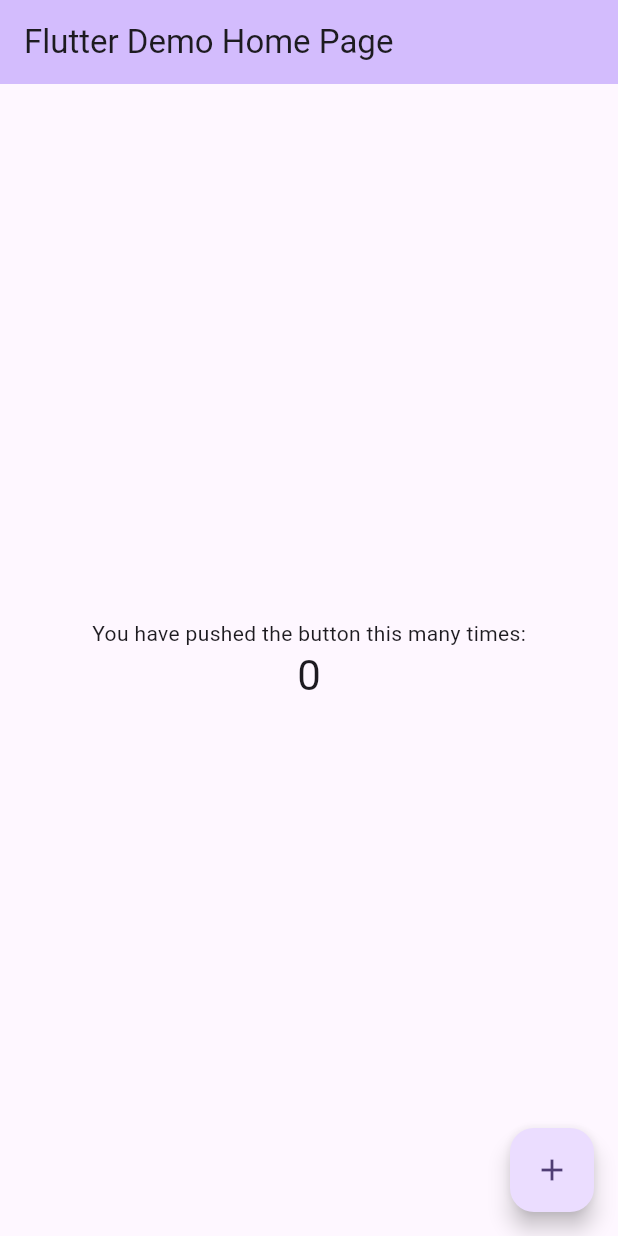
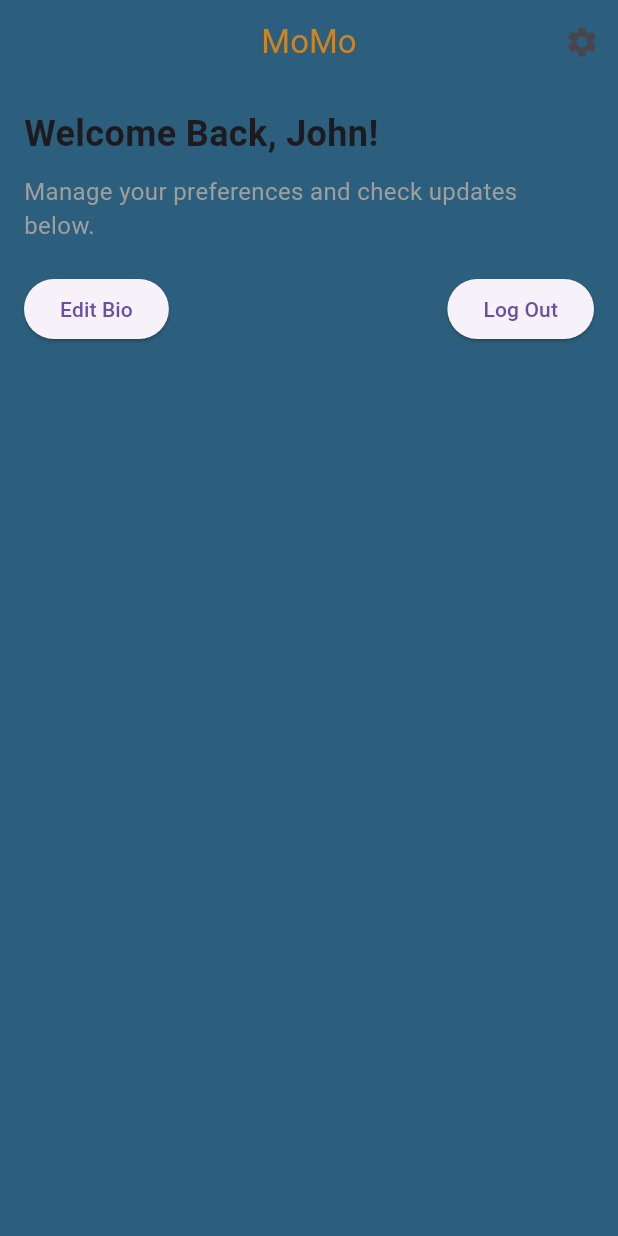
Before and after one commit to Tomiwa1234/momo_app, a Flutter app: the screen it shows after launch, on a phone screen of 412 x 824 dp. Run offline on Flutter 3.47's test engine with Material 3 defaults, Android fonts, the phone set to English and light mode, and no system bars.

Commit message:
Login page added

```diff
--- a/lib/main.dart
+++ b/lib/main.dart
@@ -1,7 +1,9 @@
 import 'package:flutter/material.dart';
+import 'pages/login_page.dart';
 
 void main() {
   runApp(const MyApp());
+  LoginPage();
 }
 
 class MyApp extends StatelessWidget {
@@ -11,7 +13,7 @@ class MyApp extends StatelessWidget {
   @override
   Widget build(BuildContext context) {
     return MaterialApp(
-      title: 'Flutter Demo',
+      title: 'MoMo App',
       theme: ThemeData(
         // This is the theme of your application.
         //
@@ -28,95 +30,10 @@ class MyApp extends StatelessWidget {
         //
         // This works for code too, not just values: Most code changes can be
         // tested with just a hot reload.
-        colorScheme: .fromSeed(seedColor: Colors.deepPurple),
+
       ),
-      home: const MyHomePage(title: 'Flutter Demo Home Page'),
+      home: LoginPage(),
+
     );
   }
 }
-
-class MyHomePage extends StatefulWidget {
-  const MyHomePage({super.key, required this.title});
-
-  // This widget is the home page of your application. It is stateful, meaning
-  // that it has a State object (defined below) that contains fields that affect
-  // how it looks.
-
-  // This class is the configuration for the state. It holds the values (in this
-  // case the title) provided by the parent (in this case the App widget) and
-  // used by the build method of the State. Fields in a Widget subclass are
-  // always marked "final".
-
-  final String title;
-
-  @override
-  State<MyHomePage> createState() => _MyHomePageState();
-}
-
-class _MyHomePageState extends State<MyHomePage> {
-  int _counter = 0;
-
-  void _incrementCounter() {
-    setState(() {
-      // This call to setState tells the Flutter framework that something has
-      // changed in this State, which causes it to rerun the build method below
-      // so that the display can reflect the updated values. If we changed
-      // _counter without calling setState(), then the build method would not be
-      // called again, and so nothing would appear to happen.
-      _counter++;
-    });
-  }
-
-  @override
-  Widget build(BuildContext context) {
-    // This method is rerun every time setState is called, for instance as done
-    // by the _incrementCounter method above.
-    //
-    // The Flutter framework has been optimized to make rerunning build methods
-    // fast, so that you can just rebuild anything that needs updating rather
-    // than having to individually change instances of widgets.
-    return Scaffold(
-      appBar: AppBar(
-        // TRY THIS: Try changing the color here to a specific color (to
-        // Colors.amber, perhaps?) and trigger a hot reload to see the AppBar
-        // change color while the other colors stay the same.
-        backgroundColor: Theme.of(context).colorScheme.inversePrimary,
-        // Here we take the value from the MyHomePage object that was created by
-        // the App.build method, and use it to set our appbar title.
-        title: Text(widget.title),
-      ),
-      body: Center(
-        // Center is a layout widget. It takes a single child and positions it
-        // in the middle of the parent.
-        child: Column(
-          // Column is also a layout widget. It takes a list of children and
-          // arranges them vertically. By default, it sizes itself to fit its
-          // children horizontally, and tries to be as tall as its parent.
-          //
-          // Column has various properties to control how it sizes itself and
-          // how it positions its children. Here we use mainAxisAlignment to
-          // center the children vertically; the main axis here is the vertical
-          // axis because Columns are vertical (the cross axis would be
-          // horizontal).
-          //
-          // TRY THIS: Invoke "debug painting" (choose the "Toggle Debug Paint"
-          // action in the IDE, or press "p" in the console), to see the
-          // wireframe for each widget.
-          mainAxisAlignment: .center,
-          children: [
-            const Text('You have pushed the button this many times:'),
-            Text(
-              '$_counter',
-              style: Theme.of(context).textTheme.headlineMedium,
-            ),
-          ],
-        ),
-      ),
-      floatingActionButton: FloatingActionButton(
-        onPressed: _incrementCounter,
-        tooltip: 'Increment',
-        child: const Icon(Icons.add),
-      ),
-    );
-  }
-}
--- /dev/null
+++ b/lib/pages/login_page.dart
@@ -0,0 +1,51 @@
+import 'package:flutter/material.dart';
+
+
+class LoginPage extends StatelessWidget {
+  const LoginPage({super.key});
+
+    @override
+  Widget build(BuildContext context) {
+    return Scaffold(
+      backgroundColor: Color.fromRGBO(44, 95, 125, 1),
+      // AppBar handles the screen header and title widget
+      appBar: AppBar(
+        backgroundColor: Color.fromRGBO(44, 95, 125, 1),
+        title: const Text('MoMo', style: TextStyle(color: Color.fromRGBO(204, 131, 35, 1)),),
+        centerTitle: true, // Centers the title text
+        actions: [
+          IconButton(
+            icon: const Icon(Icons.settings),
+            onPressed: () {},
+          ),
+        ],
+      ),
+      // Body handles the screen's main content layout
+      body: Padding(
+        padding: const EdgeInsets.all(16.0),
+        child: Column(
+          crossAxisAlignment: CrossAxisAlignment.start, // Aligns items to the left
+          children: [
+            const Text(
+              'Welcome Back, John!',
+              style: TextStyle(fontSize: 24, fontWeight: FontWeight.bold),
+            ),
+            const SizedBox(height: 10), // Adds vertical spacing
+            const Text(
+              'Manage your preferences and check updates below.',
+              style: TextStyle(fontSize: 16, color: Colors.grey),
+            ),
+            const SizedBox(height: 20),
+            Row(
+              mainAxisAlignment: MainAxisAlignment.spaceBetween,
+              children: [
+                ElevatedButton(onPressed: () {}, child: const Text('Edit Bio')),
+                ElevatedButton(onPressed: () {}, child: const Text('Log Out')),
+              ],
+            ),
+          ],
+        ),
+      ),
+    );
+  }
+}
```
Also changed, not shown: 1 other file.
